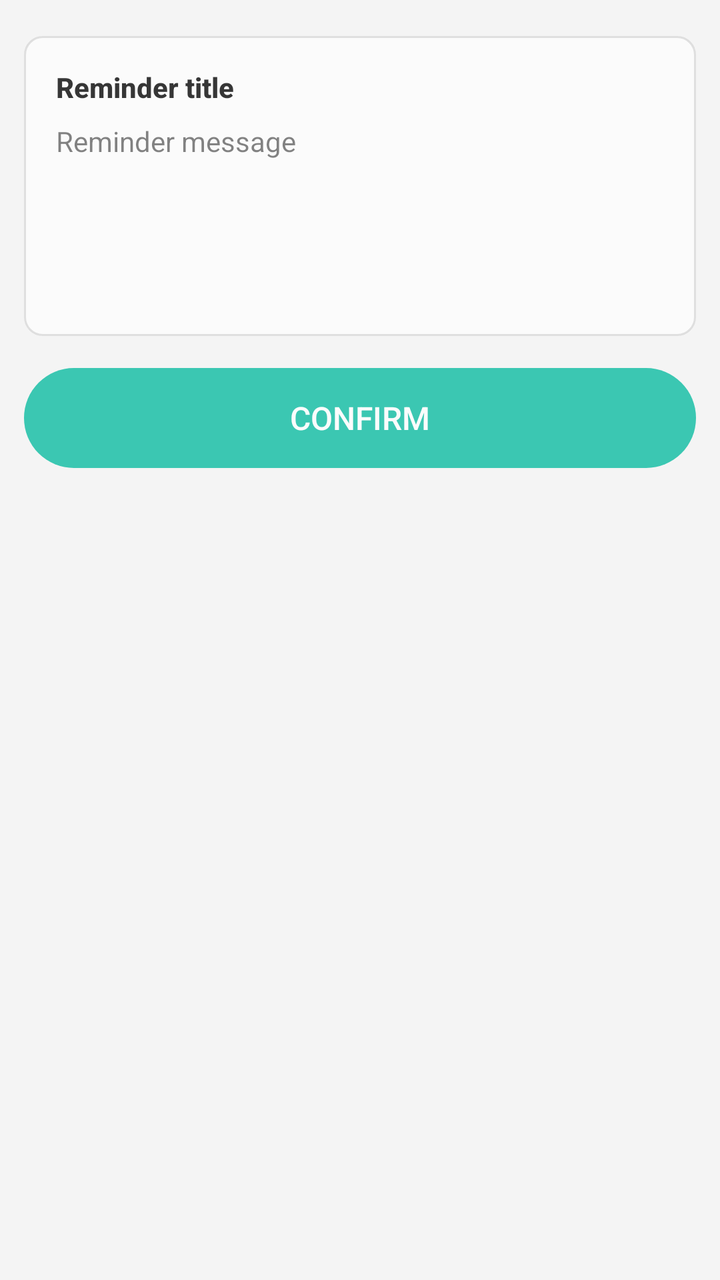
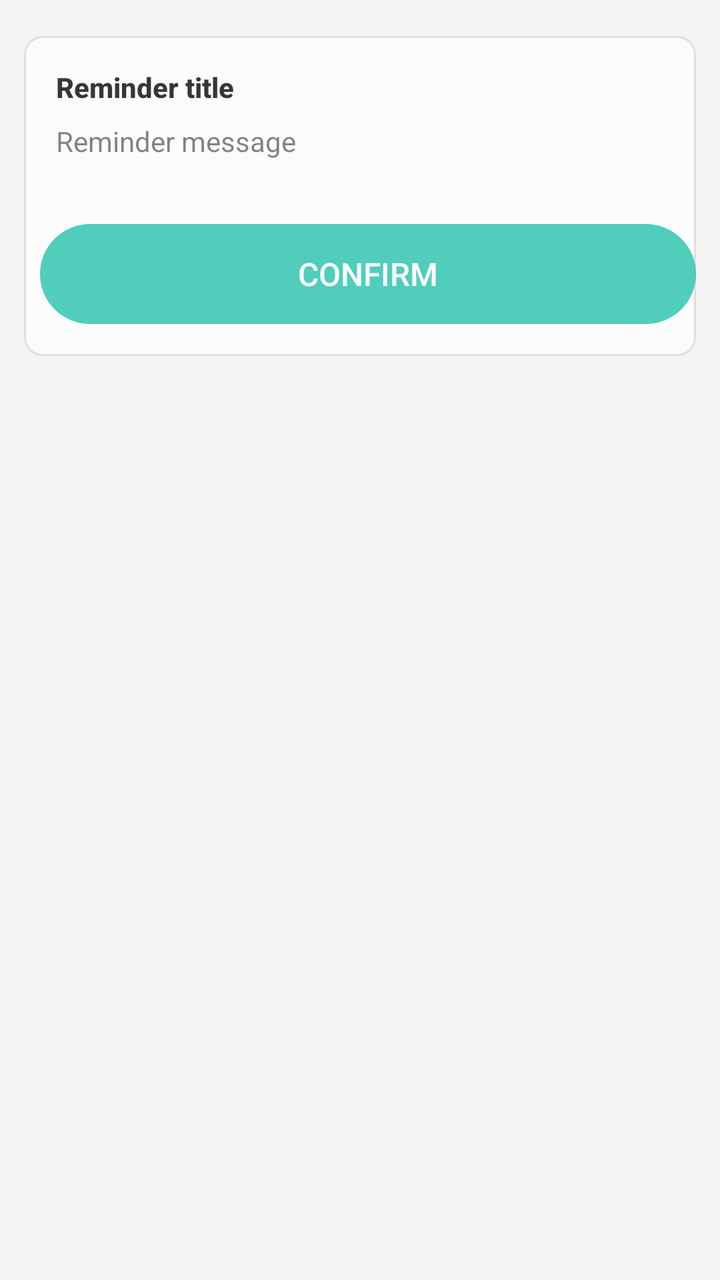

An Android layout rendered at two revisions. The XML below is the earlier revision; the diff shows what the commit changed to produce the second picture.
<!-- AndroidManifest.xml: application theme AppTheme -->
<!-- res/layout/dialog_alert.xml -->
<?xml version="1.0" encoding="utf-8"?>
<ScrollView
    xmlns:android="http://schemas.android.com/apk/res/android"
    android:overScrollMode="never"
    android:layout_width="match_parent"
    android:layout_height="match_parent">

    <LinearLayout
        android:layout_width="match_parent"
        android:layout_height="wrap_content"
        android:orientation="vertical"
        android:padding="12dp">

        <LinearLayout
            android:alpha="0.9"
            android:layout_width="match_parent"
            android:layout_height="wrap_content"
            android:minHeight="150dp"
            android:layout_marginTop="6dp"
            android:background="@drawable/krscript_item_ripple_kon"
            android:orientation="vertical">

            <TextView
                android:id="@+id/confirm_title"
                android:paddingStart="16dp"
                android:paddingEnd="16dp"
                android:paddingTop="16dp"
                style="@style/textTitle"
                android:layout_width="match_parent"
                android:layout_height="wrap_content"
                android:text="@string/confirm_title" />
            <TextView
                android:id="@+id/confirm_message"
                android:textIsSelectable="true"
                android:paddingStart="16dp"
                android:paddingEnd="16dp"
                android:paddingTop="8dp"
                android:paddingBottom="16dp"
                android:text="@string/confirm_message"
                android:layout_width="match_parent"
                android:layout_height="wrap_content" />

            <FrameLayout
                android:id="@+id/confirm_custom_view"
                android:layout_width="match_parent"
                android:layout_height="wrap_content" />
        </LinearLayout>

        <LinearLayout
            android:layout_marginTop="16dp"
            android:orientation="horizontal"
            android:layout_width="match_parent"
            android:layout_height="wrap_content">

            <Button
                android:id="@+id/btn_confirm"
                android:layout_marginStart="0dp"
                style="@style/dialogConfirmBtn"
                android:text="@string/btn_confirm">
            </Button>
        </LinearLayout>

    </LinearLayout>
</ScrollView>
<!-- resources referenced by this layout -->
<resources>
  <string name="btn_confirm">Confirm</string>
  <string name="confirm_message">Reminder message</string>
  <string name="confirm_title">Reminder title</string>
  <style name="dialogConfirmBtn" parent="dialogLargeBtn">
          <item name="android:textColor">#FFFFFF</item>
          <item name="android:background">@drawable/btn_bg_large</item>
      </style>
  <style name="textTitle">
          <item name="android:textColor">?android:attr/textColorPrimary</item>
          <item name="android:textStyle">bold</item>
          <item name="android:textSize">14dp</item>
      </style>
  <!-- drawable btn_bg_large (drawable) -->
  <?xml version="1.0" encoding="utf-8"?>
  <selector xmlns:android="http://schemas.android.com/apk/res/android">
      <item android:drawable="@drawable/btn_bg_active_large" android:state_pressed="true" />
      <item android:drawable="@drawable/btn_bg_disabled_large" android:state_enabled="false" />
      <item android:drawable="@drawable/btn_bg_inactive_large" />
  </selector>
  <color name="colorPrimary">#64CDB6</color>
  <color name="colorPrimaryDark">#30C7B6</color>
  <color name="colorAccent">#0dbda2</color>
  <color name="colorParseDark">#20605f5f</color>
  <color name="colorPirmDark">#20000000</color>
  <color name="status_bg_light">@android:color/white</color>
  <style name="AppTheme.AppBarOverlay.Light" parent="ThemeOverlay.AppCompat.ActionBar">
          <item name="titleTextColor">?android:textColorPrimary</item>
          <item name="subtitleTextColor">?android:textColorSecondary</item>
          <item name="colorControlNormal">?android:textColorPrimary</item>
          <item name="android:foregroundTint">?android:textColorSecondary</item>
          <item name="android:foregroundTintMode">screen</item>
      </style>
  <color name="window_bg_light">#f4f4f4</color>
  <color name="cardBgLight">#CCFFFFFF</color>
  <!-- drawable btn_bg_active_large (drawable) -->
  <?xml version="1.0" encoding="utf-8"?>
  <shape xmlns:android="http://schemas.android.com/apk/res/android"
      android:shape="rectangle">
      <solid android:color="#26828282" />
      
      
      <corners android:radius="25dp" />
  
      
      <padding
          android:bottom="0dp"
          android:left="0dp"
          android:right="0dp"
          android:top="0dp" />
  </shape>
  <!-- drawable btn_bg_inactive_large (drawable) -->
  <?xml version="1.0" encoding="utf-8"?>
  <shape xmlns:android="http://schemas.android.com/apk/res/android"
      android:shape="rectangle">
      <solid android:color="?android:colorAccent" />
      
      
      <corners android:radius="25dp" />
  
      
      <padding
          android:bottom="0dp"
          android:left="0dp"
          android:right="0dp"
          android:top="0dp" />
  </shape>
  <!-- drawable seekbar_thumb (drawable) -->
  <?xml version="1.0" encoding="utf-8"?>
  <shape xmlns:android="http://schemas.android.com/apk/res/android">
      <solid android:color="@android:color/transparent" />
      <corners android:radius="10dp" />
      <size
          android:width="12dp"
          android:height="12dp" />
  </shape>
  <!-- drawable switch_track_disabled (drawable) -->
  <?xml version="1.0" encoding="utf-8"?>
  <shape xmlns:android="http://schemas.android.com/apk/res/android">
      <solid android:color="#22888888" />
      <corners android:radius="10dp" />
      <size android:width="66dp" android:height="20dp" />
  </shape>
  <!-- drawable switch_track_open (drawable) -->
  <?xml version="1.0" encoding="utf-8"?>
  <shape xmlns:android="http://schemas.android.com/apk/res/android">
      <solid android:color="?android:colorAccent" />
      <corners android:radius="10dp" />
      <size android:width="66dp" android:height="20dp" />
  </shape>
  <!-- drawable switch_track_close (drawable) -->
  <?xml version="1.0" encoding="utf-8"?>
  <shape xmlns:android="http://schemas.android.com/apk/res/android">
      <solid android:color="#44888888" />
      <corners android:radius="10dp" />
      <size android:width="66dp" android:height="20dp" />
  </shape>
  <!-- unchanged entries left out for length: 12 -->
</resources>

<!-- the commit's change to res/layout/dialog_alert.xml (unified diff, before → after) -->
@@ -13,6 +13,7 @@
 
         <LinearLayout
             android:alpha="0.9"
+            android:paddingBottom="16dp"
             android:layout_width="match_parent"
             android:layout_height="wrap_content"
             android:minHeight="150dp"
@@ -44,20 +45,19 @@
                 android:id="@+id/confirm_custom_view"
                 android:layout_width="match_parent"
                 android:layout_height="wrap_content" />
-        </LinearLayout>
 
-        <LinearLayout
-            android:layout_marginTop="16dp"
-            android:orientation="horizontal"
-            android:layout_width="match_parent"
-            android:layout_height="wrap_content">
+            <LinearLayout
+                android:layout_marginTop="16dp"
+                android:orientation="horizontal"
+                android:layout_width="match_parent"
+                android:layout_height="wrap_content">
 
-            <Button
-                android:id="@+id/btn_confirm"
-                android:layout_marginStart="0dp"
-                style="@style/dialogConfirmBtn"
-                android:text="@string/btn_confirm">
-            </Button>
+                <Button
+                    android:id="@+id/btn_confirm"
+                    style="@style/dialogConfirmBtn"
+                    android:text="@string/btn_confirm">
+                </Button>
+            </LinearLayout>
         </LinearLayout>
 
     </LinearLayout>
